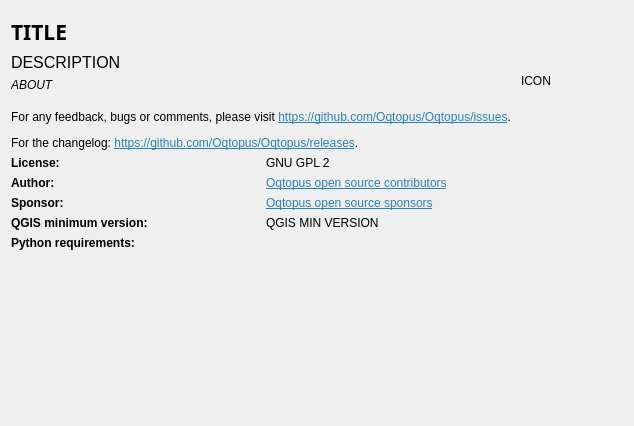
Old version of the form oqtopus/ui/about_dialog.ui in the repository ponceta/oqtopus.
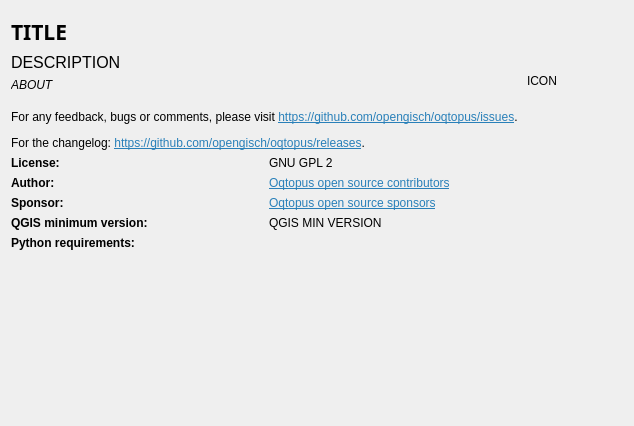
New version of the form.

What changed in the file:
```diff
--- a/oqtopus/ui/about_dialog.ui
+++ b/oqtopus/ui/about_dialog.ui
@@ -76,7 +76,7 @@
    <item row="4" column="0">
     <widget class="QLabel" name="label">
      <property name="text">
-      <string>&lt;html&gt;&lt;head/&gt;&lt;body&gt;&lt;p&gt;For any feedback, bugs or comments, please visit &lt;a href=&quot;https://github.com/Oqtopus/Oqtopus/issues&quot;&gt;&lt;span style=&quot; text-decoration: underline; color:#2980b9;&quot;&gt;https://github.com/Oqtopus/Oqtopus/issues&lt;/span&gt;&lt;/a&gt;. &lt;/p&gt;&lt;p&gt;For the changelog: &lt;a href=&quot;https://github.com/Oqtopus/Oqtopus/releases&quot;&gt;&lt;span style=&quot; text-decoration: underline; color:#2980b9;&quot;&gt;https://github.com/Oqtopus/Oqtopus/releases&lt;/span&gt;&lt;/a&gt;.&lt;/p&gt;&lt;/body&gt;&lt;/html&gt;</string>
+      <string>&lt;html&gt;&lt;head/&gt;&lt;body&gt;&lt;p&gt;For any feedback, bugs or comments, please visit &lt;a href=&quot;https://github.com/opengisch/oqtopus/issues&quot;&gt;&lt;span style=&quot; text-decoration: underline; color:#2980b9;&quot;&gt;https://github.com/opengisch/oqtopus/issues&lt;/span&gt;&lt;/a&gt;. &lt;/p&gt;&lt;p&gt;For the changelog: &lt;a href=&quot;https://github.com/opengisch/oqtopus/releases&quot;&gt;&lt;span style=&quot; text-decoration: underline; color:#2980b9;&quot;&gt;https://github.com/opengisch/oqtopus/releases&lt;/span&gt;&lt;/a&gt;.&lt;/p&gt;&lt;/body&gt;&lt;/html&gt;</string>
      </property>
      <property name="openExternalLinks">
       <bool>true</bool>
```
